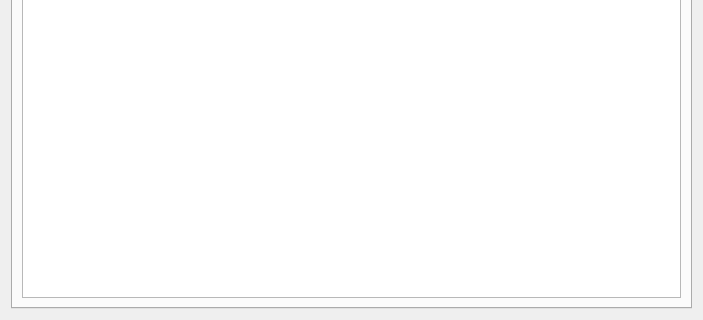
This is propertywidget.ui in KDAB/GammaRay as Qt 5 draws it before an edit; both pictures show x 0 to 703 and y 285 to 605 of the 703 by 605 pixel window. The edited form follows.
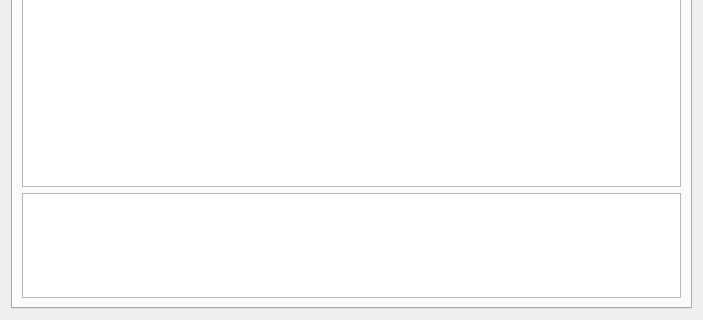
This is the edited form. The open tabs and pages were chosen to show the change. Custom widgets are drawn as their Qt base class.

Commit message: Add UI to show emitted signals.

```diff
--- a/propertywidget.ui
+++ b/propertywidget.ui
@@ -60,7 +60,7 @@
       <attribute name="title">
        <string>Methods</string>
       </attribute>
-      <layout class="QVBoxLayout" name="verticalLayout_5">
+      <layout class="QVBoxLayout" name="verticalLayout_5" stretch="0,4,1">
        <item>
         <widget class="KFilterProxySearchLine" name="methodSearchLine"/>
        </item>
@@ -74,6 +74,19 @@
          </property>
         </widget>
        </item>
+       <item>
+        <widget class="QTreeView" name="methodLog">
+         <property name="rootIsDecorated">
+          <bool>false</bool>
+         </property>
+         <property name="uniformRowHeights">
+          <bool>true</bool>
+         </property>
+         <attribute name="headerVisible">
+          <bool>false</bool>
+         </attribute>
+        </widget>
+       </item>
       </layout>
      </widget>
      <widget class="QWidget" name="tab_5">
```
The commit also changes 2 other files.
